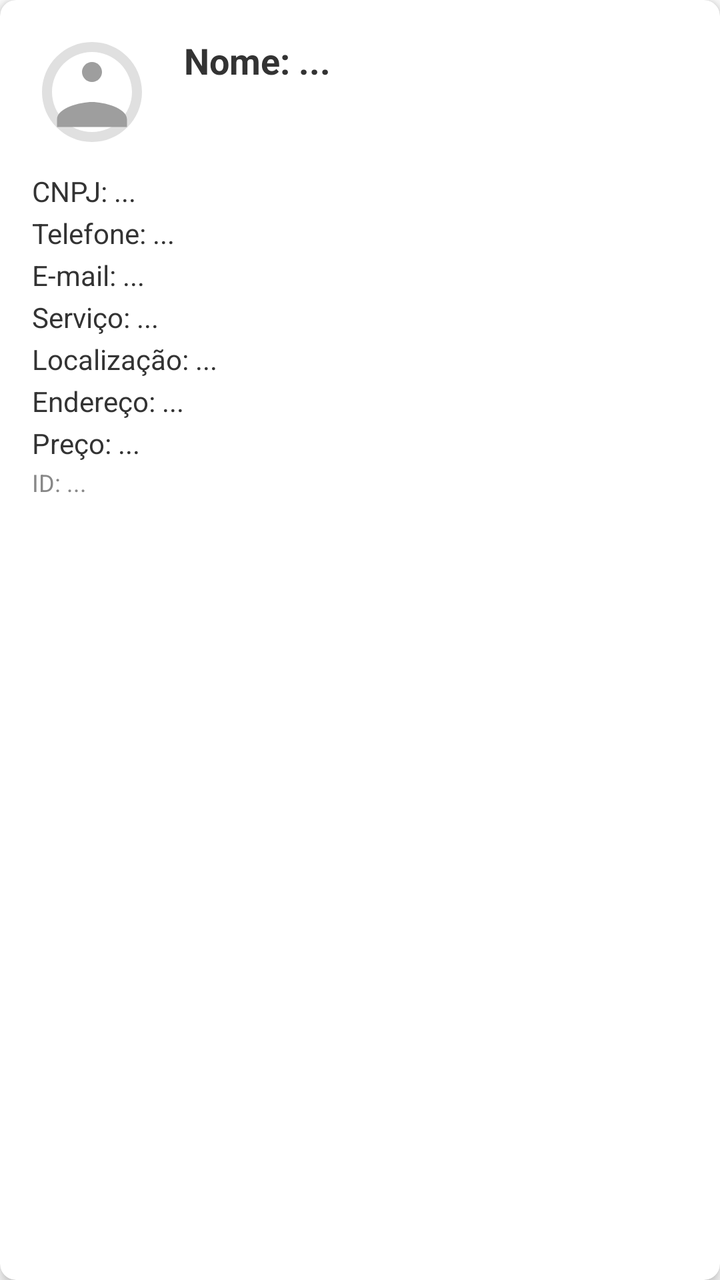
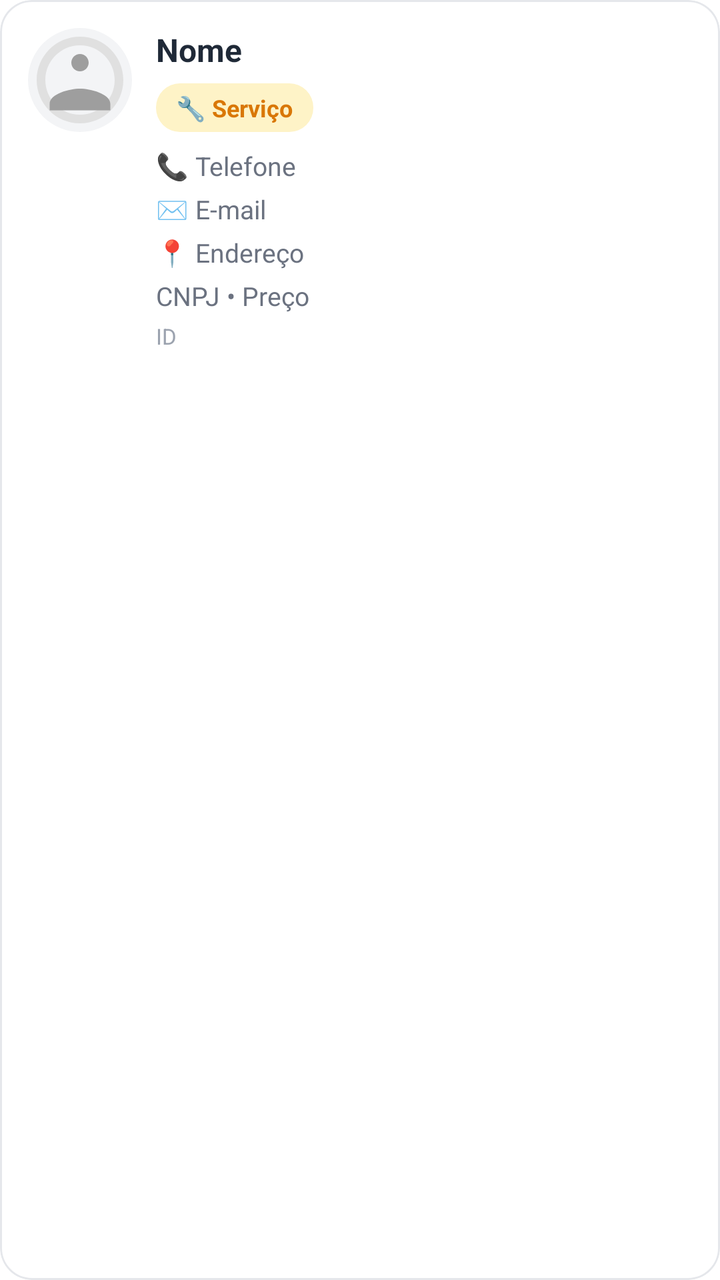

Screens rendered from an Android XML layout before and after an edit, with the pre-edit source and the edit as a unified diff.
<!-- AndroidManifest.xml: application theme Theme.MaterialComponents.Light.NoActionBar -->
<!-- res/layout/item_prestador_admin.xml -->
<?xml version="1.0" encoding="utf-8"?>
<androidx.cardview.widget.CardView xmlns:android="http://schemas.android.com/apk/res/android"
    xmlns:app="http://schemas.android.com/apk/res-auto"
    android:layout_width="match_parent"
    android:layout_height="wrap_content"
    android:layout_margin="8dp"
    app:cardCornerRadius="8dp"
    app:cardElevation="4dp">

    <LinearLayout
        android:layout_width="match_parent"
        android:layout_height="wrap_content"
        android:orientation="vertical"
        android:padding="16dp">

        <LinearLayout
            android:layout_width="match_parent"
            android:layout_height="wrap_content"
            android:orientation="horizontal"
            android:layout_marginBottom="8dp">

            <ImageView
                android:id="@+id/ivLogoPrestador"
                android:layout_width="60dp"
                android:layout_height="60dp"
                android:src="@drawable/ic_placeholder_logo"
                android:scaleType="centerCrop"
                android:layout_marginEnd="16dp"/>

            <TextView
                android:id="@+id/tvNomePrestador"
                style="@style/AdminItemText"
                android:text="Nome: ..."
                android:textSize="18sp"
                android:textStyle="bold" />
        </LinearLayout>

        <TextView android:id="@+id/tvCnpjPrestador" style="@style/AdminItemText" android:text="CNPJ: ..." />
        <TextView android:id="@+id/tvTelefonePrestador" style="@style/AdminItemText" android:text="Telefone: ..." />
        <TextView android:id="@+id/tvEmailPrestador" style="@style/AdminItemText" android:text="E-mail: ..." />
        <TextView android:id="@+id/tvServicoPrestador" style="@style/AdminItemText" android:text="Serviço: ..." />
        <TextView android:id="@+id/tvLocalizacaoPrestador" style="@style/AdminItemText" android:text="Localização: ..." />
        <TextView android:id="@+id/tvEnderecoPrestador" style="@style/AdminItemText" android:text="Endereço: ..." />
        <TextView android:id="@+id/tvPrecoPrestador" style="@style/AdminItemText" android:text="Preço: ..." />
        <TextView android:id="@+id/tvUidPrestador" style="@style/AdminItemText" android:text="ID: ..." android:textSize="12sp" android:textColor="#888" />

    </LinearLayout>
</androidx.cardview.widget.CardView>
<!-- resources referenced by this layout -->
<resources>
  <!-- drawable ic_placeholder_logo (drawable) -->
  <vector xmlns:android="http://schemas.android.com/apk/res/android"
      android:width="100dp"
      android:height="100dp"
      android:viewportWidth="24"
      android:viewportHeight="24">
      <path
          android:fillColor="#E0E0E0"
          android:pathData="M12,2C6.48,2 2,6.48 2,12s4.48,10 10,10 10,-4.48 10,-10S17.52,2 12,2zM12,4c4.41,0 8,3.59 8,8s-3.59,8 -8,8 -8,-3.59 -8,-8 3.59,-8 8,-8z"/>
      <path
          android:fillColor="#9E9E9E"
          android:pathData="M12,6c-1.1,0 -2,0.9 -2,2s0.9,2 2,2 2,-0.9 2,-2 -0.9,-2 -2,-2zM12,14c-2.33,0 -7,1.17 -7,3.5V19h14v-1.5c0,-2.33 -4.67,-3.5 -7,-3.5z"/>
  </vector>
  <style name="AdminItemText">
          <item name="android:layout_width">match_parent</item>
          <item name="android:layout_height">wrap_content</item>
          <item name="android:textSize">14sp</item>
          <item name="android:textColor">#333333</item>
          <item name="android:layout_marginTop">2dp</item>
      </style>
</resources>

<!-- the commit's change to res/layout/item_prestador_admin.xml (unified diff, before → after) -->
@@ -1,48 +1,77 @@
 <?xml version="1.0" encoding="utf-8"?>
-<androidx.cardview.widget.CardView xmlns:android="http://schemas.android.com/apk/res/android"
+<com.google.android.material.card.MaterialCardView xmlns:android="http://schemas.android.com/apk/res/android"
     xmlns:app="http://schemas.android.com/apk/res-auto"
-    android:layout_width="match_parent"
-    android:layout_height="wrap_content"
-    android:layout_margin="8dp"
-    app:cardCornerRadius="8dp"
-    app:cardElevation="4dp">
+    style="@style/AdminCard"
+    android:layout_marginTop="6dp"
+    android:layout_marginBottom="6dp">
 
     <LinearLayout
         android:layout_width="match_parent"
         android:layout_height="wrap_content"
-        android:orientation="vertical"
-        android:padding="16dp">
+        android:orientation="horizontal"
+        android:padding="14dp">
+
+        <com.google.android.material.imageview.ShapeableImageView
+            android:id="@+id/ivLogoPrestador"
+            android:layout_width="52dp"
+            android:layout_height="52dp"
+            android:background="@color/admin_chip"
+            android:scaleType="centerCrop"
+            android:src="@drawable/ic_placeholder_logo"
+            app:shapeAppearanceOverlay="@style/AdminLogoCircular" />
 
         <LinearLayout
-            android:layout_width="match_parent"
+            android:layout_width="0dp"
             android:layout_height="wrap_content"
-            android:orientation="horizontal"
-            android:layout_marginBottom="8dp">
-
-            <ImageView
-                android:id="@+id/ivLogoPrestador"
-                android:layout_width="60dp"
-                android:layout_height="60dp"
-                android:src="@drawable/ic_placeholder_logo"
-                android:scaleType="centerCrop"
-                android:layout_marginEnd="16dp"/>
+            android:layout_marginStart="12dp"
+            android:layout_weight="1"
+            android:orientation="vertical">
 
             <TextView
                 android:id="@+id/tvNomePrestador"
-                style="@style/AdminItemText"
-                android:text="Nome: ..."
-                android:textSize="18sp"
-                android:textStyle="bold" />
+                style="@style/AdminTitulo"
+                android:layout_width="match_parent"
+                android:ellipsize="end"
+                android:maxLines="1"
+                android:text="Nome" />
+
+            <TextView
+                android:id="@+id/tvServicoPrestador"
+                style="@style/AdminChip"
+                android:layout_marginTop="6dp"
+                android:backgroundTint="@color/admin_laranja_claro"
+                android:textColor="@color/admin_laranja"
+                android:text="🔧 Serviço" />
+
+            <TextView
+                android:id="@+id/tvTelefonePrestador"
+                style="@style/AdminLinha"
+                android:layout_marginTop="8dp"
+                android:text="📞 Telefone" />
+
+            <TextView
+                android:id="@+id/tvEmailPrestador"
+                style="@style/AdminLinha"
+                android:ellipsize="end"
+                android:maxLines="1"
+                android:text="✉️ E-mail" />
+
+            <TextView
+                android:id="@+id/tvEnderecoPrestador"
+                style="@style/AdminLinha"
+                android:text="📍 Endereço" />
+
+            <TextView
+                android:id="@+id/tvCnpjPrestador"
+                style="@style/AdminLinha"
+                android:text="CNPJ • Preço" />
+
+            <TextView
+                android:id="@+id/tvUidPrestador"
+                style="@style/AdminLinha"
+                android:textSize="11sp"
+                android:textColor="#9CA3AF"
+                android:text="ID" />
         </LinearLayout>
-
-        <TextView android:id="@+id/tvCnpjPrestador" style="@style/AdminItemText" android:text="CNPJ: ..." />
-        <TextView android:id="@+id/tvTelefonePrestador" style="@style/AdminItemText" android:text="Telefone: ..." />
-        <TextView android:id="@+id/tvEmailPrestador" style="@style/AdminItemText" android:text="E-mail: ..." />
-        <TextView android:id="@+id/tvServicoPrestador" style="@style/AdminItemText" android:text="Serviço: ..." />
-        <TextView android:id="@+id/tvLocalizacaoPrestador" style="@style/AdminItemText" android:text="Localização: ..." />
-        <TextView android:id="@+id/tvEnderecoPrestador" style="@style/AdminItemText" android:text="Endereço: ..." />
-        <TextView android:id="@+id/tvPrecoPrestador" style="@style/AdminItemText" android:text="Preço: ..." />
-        <TextView android:id="@+id/tvUidPrestador" style="@style/AdminItemText" android:text="ID: ..." android:textSize="12sp" android:textColor="#888" />
-
     </LinearLayout>
-</androidx.cardview.widget.CardView>
+</com.google.android.material.card.MaterialCardView>
<!-- resource entries referenced after the edit -->
@@ -1,5 +1,8 @@
 <!-- resources referenced by this layout -->
 <resources>
+  <color name="admin_chip">#F3F4F6</color>
+  <color name="admin_laranja">#D97706</color>
+  <color name="admin_laranja_claro">#FEF3C7</color>
   <!-- drawable ic_placeholder_logo (drawable) -->
   <vector xmlns:android="http://schemas.android.com/apk/res/android"
       android:width="100dp"
@@ -13,12 +16,54 @@
           android:fillColor="#9E9E9E"
           android:pathData="M12,6c-1.1,0 -2,0.9 -2,2s0.9,2 2,2 2,-0.9 2,-2 -0.9,-2 -2,-2zM12,14c-2.33,0 -7,1.17 -7,3.5V19h14v-1.5c0,-2.33 -4.67,-3.5 -7,-3.5z"/>
   </vector>
-  <style name="AdminItemText">
+  <style name="AdminCard">
           <item name="android:layout_width">match_parent</item>
           <item name="android:layout_height">wrap_content</item>
-          <item name="android:textSize">14sp</item>
-          <item name="android:textColor">#333333</item>
-          <item name="android:layout_marginTop">2dp</item>
+          <item name="cardBackgroundColor">@android:color/white</item>
+          <item name="cardCornerRadius">16dp</item>
+          <item name="cardElevation">0dp</item>
+          <item name="strokeColor">@color/admin_borda</item>
+          <item name="strokeWidth">1dp</item>
       </style>
+  <style name="AdminChip">
+          <item name="android:layout_width">wrap_content</item>
+          <item name="android:layout_height">wrap_content</item>
+          <item name="android:background">@drawable/bg_admin_chip</item>
+          <item name="android:backgroundTint">@color/admin_chip</item>
+          <item name="android:paddingStart">10dp</item>
+          <item name="android:paddingEnd">10dp</item>
+          <item name="android:paddingTop">4dp</item>
+          <item name="android:paddingBottom">4dp</item>
+          <item name="android:textColor">@color/admin_texto</item>
+          <item name="android:textSize">12sp</item>
+          <item name="android:textStyle">bold</item>
+      </style>
+  <style name="AdminLinha">
+          <item name="android:layout_width">match_parent</item>
+          <item name="android:layout_height">wrap_content</item>
+          <item name="android:textColor">@color/admin_texto_secundario</item>
+          <item name="android:textSize">13sp</item>
+          <item name="android:layout_marginTop">4dp</item>
+      </style>
+  <style name="AdminLogoCircular">
+          <item name="cornerFamily">rounded</item>
+          <item name="cornerSize">50%</item>
+      </style>
+  <style name="AdminTitulo">
+          <item name="android:layout_width">wrap_content</item>
+          <item name="android:layout_height">wrap_content</item>
+          <item name="android:textColor">@color/admin_texto</item>
+          <item name="android:textSize">16sp</item>
+          <item name="android:textStyle">bold</item>
+      </style>
+  <color name="admin_borda">#E5E7EB</color>
+  <!-- drawable bg_admin_chip (drawable) -->
+  <?xml version="1.0" encoding="utf-8"?>
+  <shape xmlns:android="http://schemas.android.com/apk/res/android" android:shape="rectangle">
+      <solid android:color="#FFFFFF" />
+      <corners android:radius="12dp" />
+  </shape>
+  <color name="admin_texto">#1F2937</color>
+  <color name="admin_texto_secundario">#6B7280</color>
 </resources>
 
